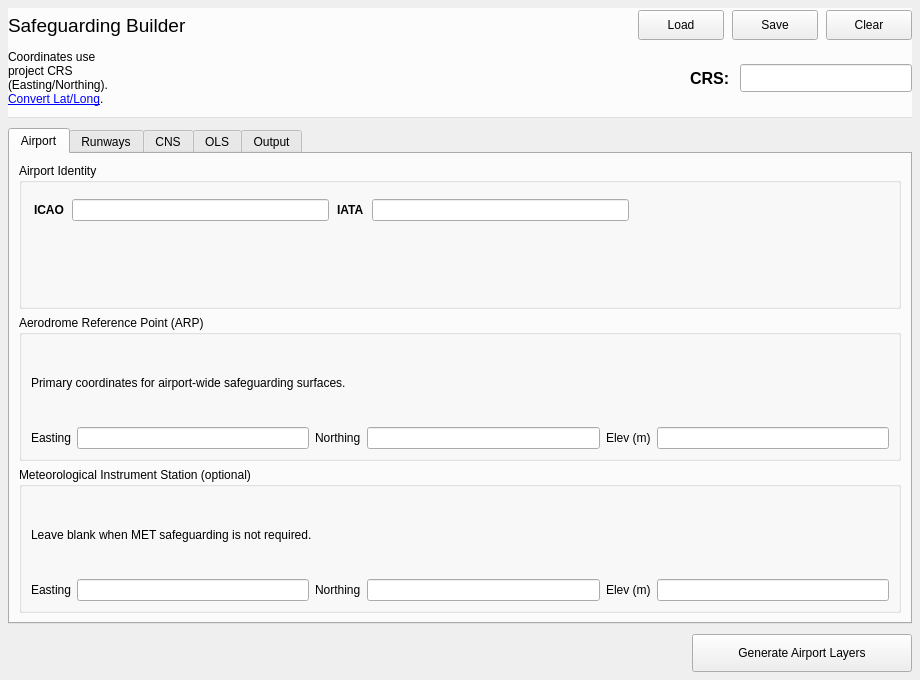
Before: the Qt Designer form safeguarding_builder_dialog_base.ui in camtodd1/prj-lucid, drawn with Qt 5.
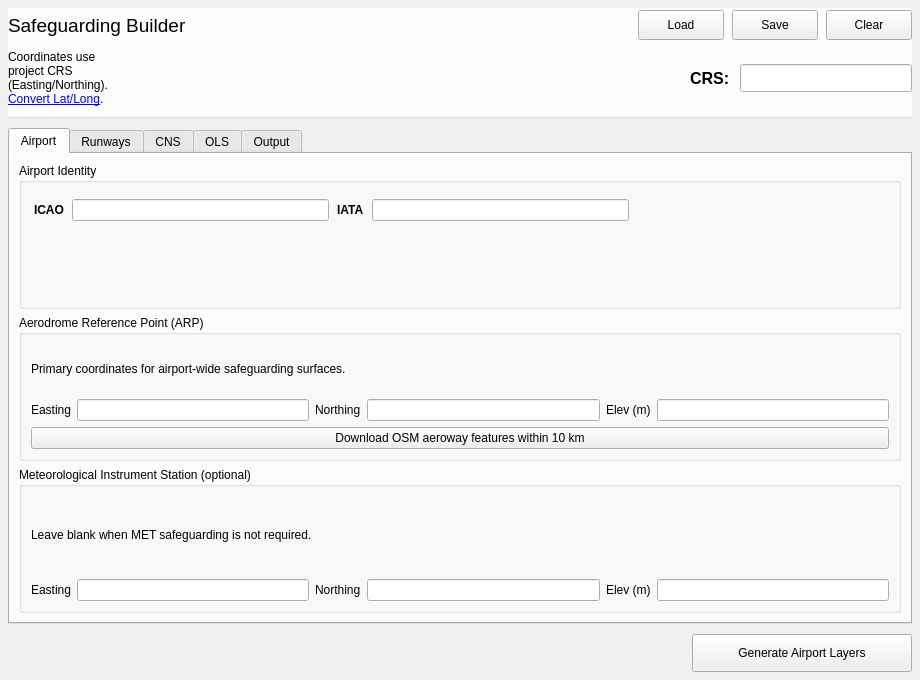
After: the same form once the commit is applied. Custom widgets are drawn as their Qt base class.

Commit message: Add OSM aeroway feature download within 10 km

The edit to the form file:
```diff
--- a/safeguarding_builder_dialog_base.ui
+++ b/safeguarding_builder_dialog_base.ui
@@ -394,6 +394,13 @@
           <item row="1" column="5">
            <widget class="QLineEdit" name="lineEdit_arp_elevation"/>
           </item>
+          <item row="2" column="0" colspan="6">
+           <widget class="QPushButton" name="pushButton_DownloadOsmAeroway">
+            <property name="text">
+             <string>Download OSM aeroway features within 10 km</string>
+            </property>
+           </widget>
+          </item>
          </layout>
         </widget>
        </item>
```
The commit also changes 4 other files.
